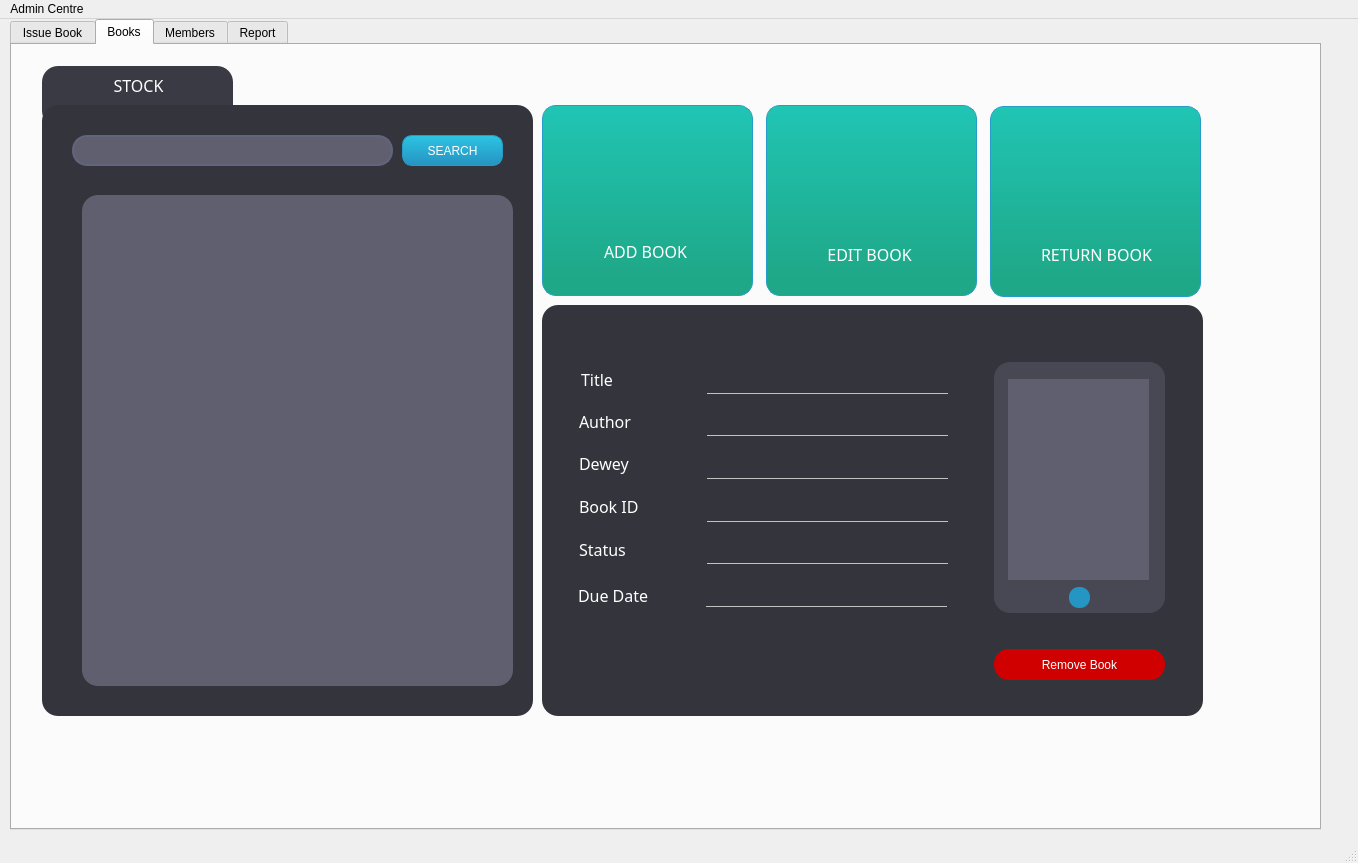
Before: the Qt Designer form the_Libarary/mainwindow.ui in 270122090/17.11.2021, drawn with Qt 5.
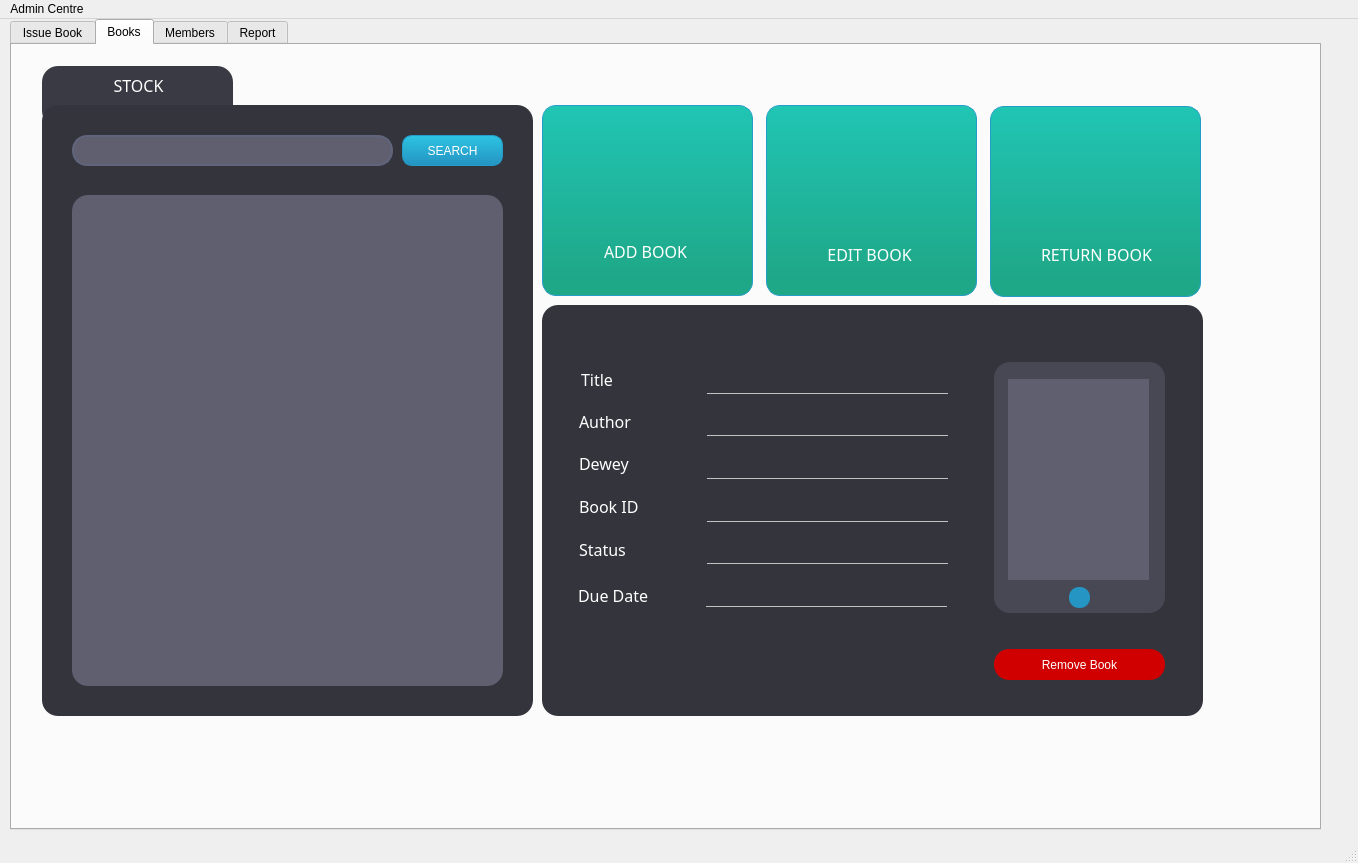
After: the same form once the commit is applied. Icons and pictures are not drawn.

Diff of the .ui file:
```diff
--- a/the_Libarary/mainwindow.ui
+++ b/the_Libarary/mainwindow.ui
@@ -1286,6 +1286,19 @@
       <property name="frameShadow">
        <enum>QFrame::Raised</enum>
       </property>
+      <widget class="QListWidget" name="listBooks">
+       <property name="geometry">
+        <rect>
+         <x>30</x>
+         <y>90</y>
+         <width>431</width>
+         <height>491</height>
+        </rect>
+       </property>
+       <property name="styleSheet">
+        <string notr="true">background-color: rgb(95, 95, 112);</string>
+       </property>
+      </widget>
       <widget class="QPushButton" name="btnSearchBook">
        <property name="geometry">
         <rect>
@@ -1344,19 +1357,6 @@
         <string>SEARCH</string>
        </property>
       </widget>
-      <widget class="QListWidget" name="listBooks">
-       <property name="geometry">
-        <rect>
-         <x>40</x>
-         <y>90</y>
-         <width>431</width>
-         <height>491</height>
-        </rect>
-       </property>
-       <property name="styleSheet">
-        <string notr="true">background-color: rgb(95, 95, 112);</string>
-       </property>
-      </widget>
       <widget class="QLineEdit" name="txtSearchBook">
        <property name="geometry">
         <rect>
```
Left out of the diff: 3 changed lines with no effect on the pictures.
